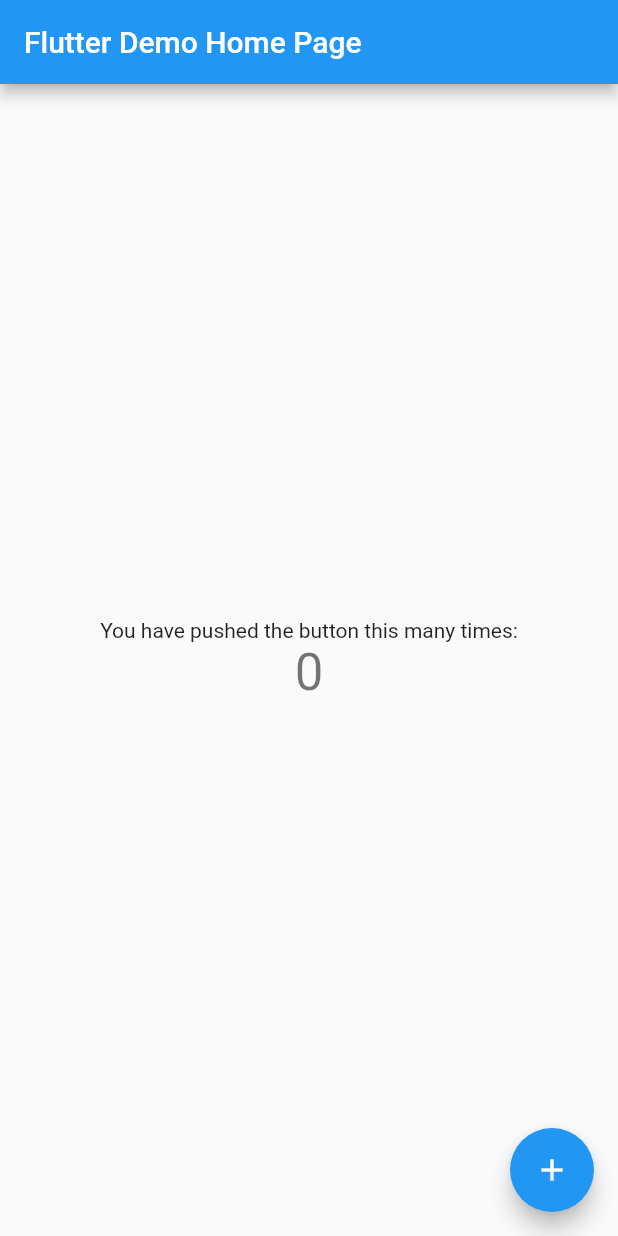
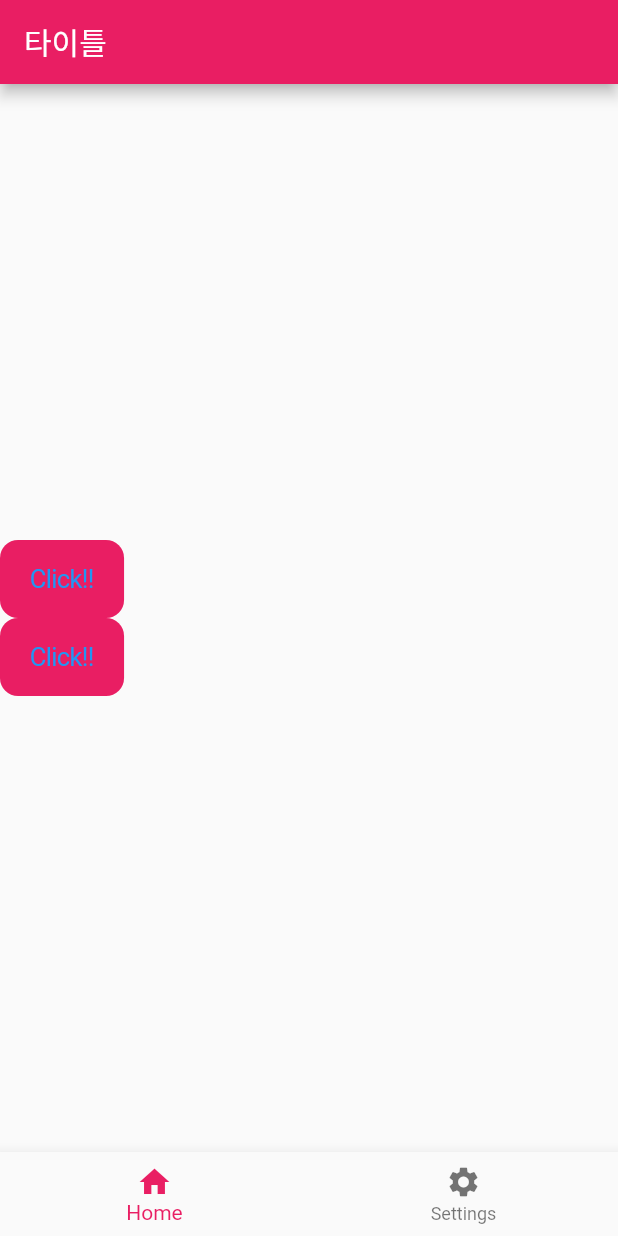
Before and after one commit to allie0147/flutter-demo, a Flutter app: the screen it shows after launch, on a phone screen of 412 x 824 dp. Run offline on Flutter 3.47's test engine with Material 2 defaults, Android fonts, the phone set to English and light mode, and no system bars.

Commit message:
Feat: make base widgets

```diff
--- a/lib/main.dart
+++ b/lib/main.dart
@@ -1,113 +1,79 @@
+import 'package:flutter/cupertino.dart';
 import 'package:flutter/material.dart';
 
-void main() => runApp(const MyApp());
+void main() => runApp(const MyApp2());
 
-class MyApp extends StatelessWidget {
-  const MyApp({Key? key}) : super(key: key);
+class MyApp2 extends StatefulWidget {
+  const MyApp2({Key? key}) : super(key: key);
 
-  // This widget is the root of your application.
+  @override
+  State<MyApp2> createState() => _MyApp2State();
+}
+
+class _MyApp2State extends State<MyApp2> {
+  String buttonName = 'Click!!';
+  int currentIndex = 0;
+
   @override
   Widget build(BuildContext context) {
+    // every widget contains arguments
     return MaterialApp(
-      title: 'Flutter Demo',
-      theme: ThemeData(
-        // This is the theme of your application.
-        //
-        // Try running your application with "flutter run". You'll see the
-        // application has a blue toolbar. Then, without quitting the app, try
-        // changing the primarySwatch below to Colors.green and then invoke
-        // "hot reload" (press "r" in the console where you ran "flutter run",
-        // or simply save your changes to "hot reload" in a Flutter IDE).
-        // Notice that the counter didn't reset back to zero; the application
-        // is not restarted.
-        primarySwatch: Colors.blue,
-      ),
-      home: const MyHomePage(title: 'Flutter Demo Home Page'),
+      home: Scaffold(
+        appBar: AppBar(
+          backgroundColor: Colors.pink,
+          title: const Text('타이틀'),
+        ),
+        body: Center(
+            child: SizedBox(
+          width: double.infinity, // full width
+          child: Column(
+            mainAxisAlignment: MainAxisAlignment.center,
+            crossAxisAlignment: CrossAxisAlignment.start,
+            children: [
+              CupertinoButton(
+                  color: Colors.pink,
+                  onPressed: () {
+                    setState(() {
+                      // setState(){} => notice app widget is going to be changed
+                      buttonName = 'Clicked~!';
+                    });
+                  },
+                  child: Text(buttonName)),
+              CupertinoButton(
+                  color: Colors.pink,
+                  onPressed: () {
+                    setState(() {
+                      // setState(){} => notice app widget is going to be changed
+                      buttonName = 'Clicked~!';
+                    });
+                  },
+                  child: Text(buttonName)),
+            ],
+          ),
+        )),
+        bottomNavigationBar: BottomNavigationBar(
+          fixedColor: Colors.pink,
+          items: const [
+            BottomNavigationBarItem(
+              icon: Icon(
+                Icons.home,
+                size: 24,
+              ),
+              label: 'Home',
+              activeIcon: Icon(Icons.home),
+            ),
+            BottomNavigationBarItem(
+                icon: Icon(Icons.settings), label: 'Settings')
+          ],
+          onTap: (int index) {
+            setState(() {
+              currentIndex = index;
+            });
+          },
+          currentIndex: currentIndex,
+        ),
+      ), // home argument
+      debugShowCheckedModeBanner: false,
     );
   }
 }
-
-class MyHomePage extends StatefulWidget {
-  const MyHomePage({Key? key, required this.title}) : super(key: key);
-
-  // This widget is the home page of your application. It is stateful, meaning
-  // that it has a State object (defined below) that contains fields that affect
-  // how it looks.
-
-  // This class is the configuration for the state. It holds the values (in this
-  // case the title) provided by the parent (in this case the App widget) and
-  // used by the build method of the State. Fields in a Widget subclass are
-  // always marked "final".
-
-  final String title;
-
-  @override
-  State<MyHomePage> createState() => _MyHomePageState();
-}
-
-class _MyHomePageState extends State<MyHomePage> {
-  int _counter = 0;
-
-  void _incrementCounter() {
-    setState(() {
-      // This call to setState tells the Flutter framework that something has
-      // changed in this State, which causes it to rerun the build method below
-      // so that the display can reflect the updated values. If we changed
-      // _counter without calling setState(), then the build method would not be
-      // called again, and so nothing would appear to happen.
-      _counter++;
-    });
-  }
-
-  @override
-  Widget build(BuildContext context) {
-    // This method is rerun every time setState is called, for instance as done
-    // by the _incrementCounter method above.
-    //
-    // The Flutter framework has been optimized to make rerunning build methods
-    // fast, so that you can just rebuild anything that needs updating rather
-    // than having to individually change instances of widgets.
-    return Scaffold(
-      appBar: AppBar(
-        // Here we take the value from the MyHomePage object that was created by
-        // the App.build method, and use it to set our appbar title.
-        title: Text(widget.title),
-      ),
-      body: Center(
-        // Center is a layout widget. It takes a single child and positions it
-        // in the middle of the parent.
-        child: Column(
-          // Column is also a layout widget. It takes a list of children and
-          // arranges them vertically. By default, it sizes itself to fit its
-          // children horizontally, and tries to be as tall as its parent.
-          //
-          // Invoke "debug painting" (press "p" in the console, choose the
-          // "Toggle Debug Paint" action from the Flutter Inspector in Android
-          // Studio, or the "Toggle Debug Paint" command in Visual Studio Code)
-          // to see the wireframe for each widget.
-          //
-          // Column has various properties to control how it sizes itself and
-          // how it positions its children. Here we use mainAxisAlignment to
-          // center the children vertically; the main axis here is the vertical
-          // axis because Columns are vertical (the cross axis would be
-          // horizontal).
-          mainAxisAlignment: MainAxisAlignment.center,
-          children: <Widget>[
-            const Text(
-              'You have pushed the button this many times:',
-            ),
-            Text(
-              '$_counter',
-              style: Theme.of(context).textTheme.headline4,
-            ),
-          ],
-        ),
-      ),
-      floatingActionButton: FloatingActionButton(
-        onPressed: _incrementCounter,
-        tooltip: 'Increment',
-        child: const Icon(Icons.add),
-      ), // This trailing comma makes auto-formatting nicer for build methods.
-    );
-  }
-}
```
Also changed, not shown: 1 other file.
